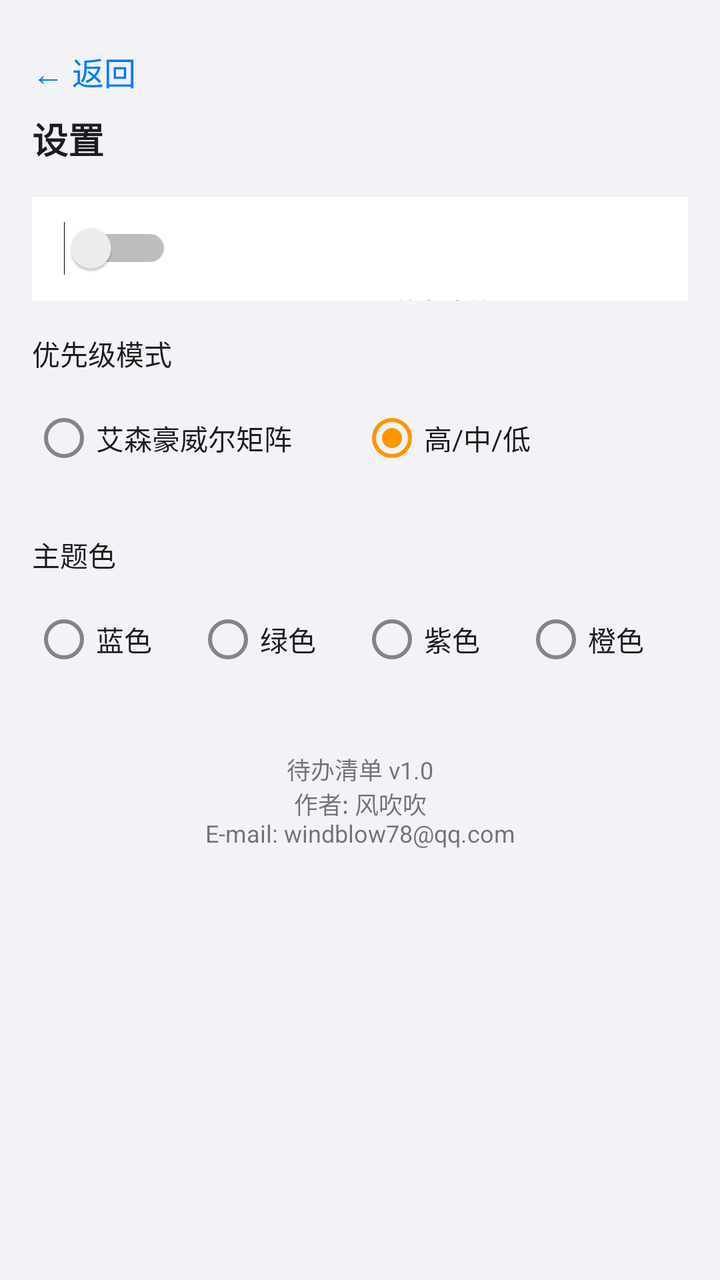
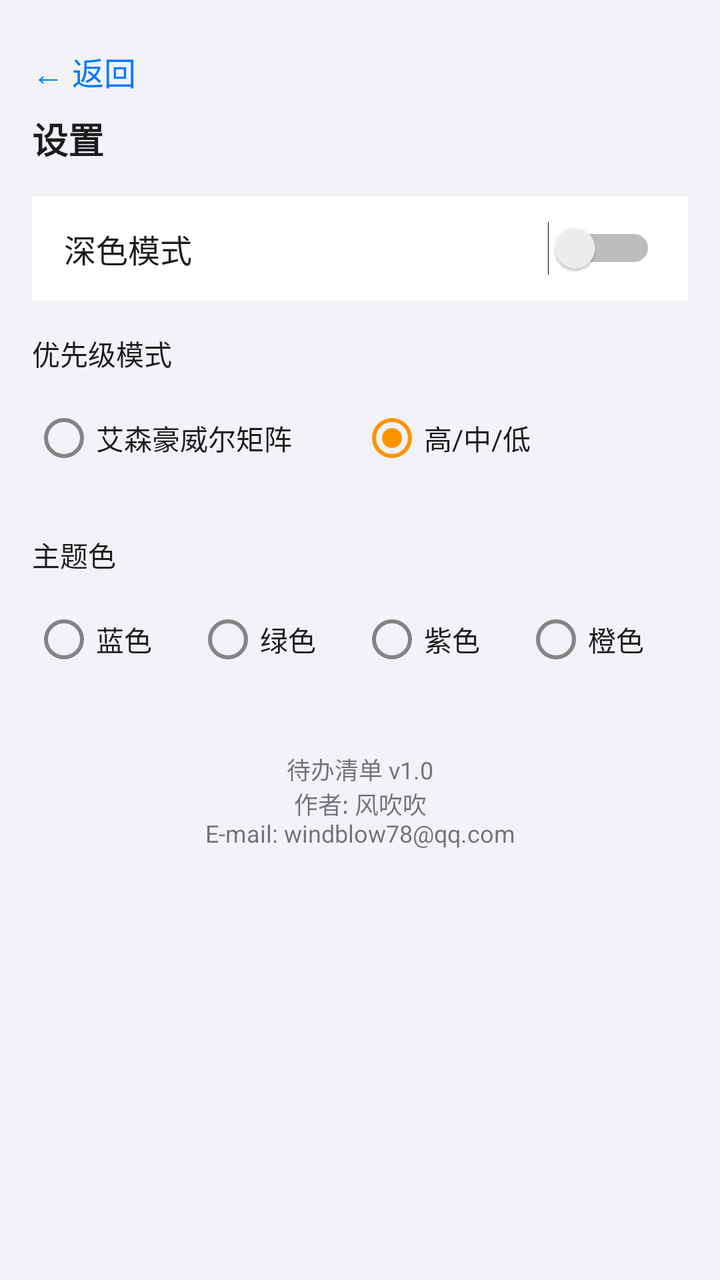

Screens rendered from an Android XML layout before and after an edit, with the pre-edit source and the edit as a unified diff.
<!-- AndroidManifest.xml: application theme Theme.TodoApp -->
<!-- res/layout/activity_settings.xml -->
<?xml version="1.0" encoding="utf-8"?>
<LinearLayout xmlns:android="http://schemas.android.com/apk/res/android"
    android:layout_width="match_parent" android:layout_height="match_parent"
    android:background="?attr/colorBackground"
    android:orientation="vertical" android:padding="16dp">

    <TextView android:id="@+id/backButton"
        android:layout_width="wrap_content" android:layout_height="40dp"
        android:gravity="center_vertical"
        android:text="← 返回" android:textColor="@color/colorPrimary"
        android:textSize="16sp" />

    <TextView android:layout_width="wrap_content" android:layout_height="wrap_content"
        android:text="设置" android:textColor="?attr/colorOnSurface"
        android:textSize="18sp" android:textStyle="bold" />

    <LinearLayout
        android:layout_width="match_parent" android:layout_height="52dp"
        android:layout_marginTop="16dp"
        android:gravity="center_vertical" android:orientation="horizontal"
        android:background="?attr/colorSurface"
        android:paddingHorizontal="16dp">
        <TextView android:layout_width="0dp" android:layout_height="wrap_content"
            android:layout_weight="1" android:text="深色模式"
            android:textColor="?attr/colorOnSurface" android:textSize="16sp" />
        <Switch android:id="@+id/darkModeSwitch"
            android:layout_width="wrap_content" android:layout_height="wrap_content" />
    
    <TextView android:layout_width="match_parent" android:layout_height="wrap_content"
        android:layout_marginTop="32dp" android:gravity="center"
        android:text="待办清单 v1.0\n作者: 风吹吹\nE-mail: windblow78@qq.com"
        android:textColor="?attr/colorOnSurface"
        android:textSize="12sp"
        android:alpha="0.6" />

</LinearLayout>

    
    <TextView android:layout_width="wrap_content" android:layout_height="wrap_content"
        android:layout_marginTop="16dp" android:text="优先级模式"
        android:textColor="?attr/colorOnSurface" android:textSize="14sp" />

    <RadioGroup android:id="@+id/priorityModeGroup"
        android:layout_width="match_parent" android:layout_height="wrap_content"
        android:layout_marginTop="8dp" android:orientation="horizontal">
        <RadioButton android:id="@+id/radioPriorityEisenhower" android:layout_width="0dp"
            android:layout_height="wrap_content" android:layout_weight="1"
            android:text="艾森豪威尔矩阵" android:textColor="?attr/colorOnSurface" />
        <RadioButton android:id="@+id/radioPrioritySimple" android:layout_width="0dp"
            android:layout_height="wrap_content" android:layout_weight="1"
            android:text="高/中/低" android:textColor="?attr/colorOnSurface" android:checked="true" />
    </RadioGroup>

    <TextView android:layout_width="wrap_content" android:layout_height="wrap_content"
        android:layout_marginTop="24dp" android:text="主题色"
        android:textColor="?attr/colorOnSurface" android:textSize="14sp" />

    <RadioGroup android:id="@+id/themeGroup"
        android:layout_width="match_parent" android:layout_height="wrap_content"
        android:layout_marginTop="8dp" android:orientation="horizontal">
        <RadioButton android:id="@+id/radioBlue" android:layout_width="0dp"
            android:layout_height="wrap_content" android:layout_weight="1"
            android:text="蓝色" android:textColor="?attr/colorOnSurface" />
        <RadioButton android:id="@+id/radioGreen" android:layout_width="0dp"
            android:layout_height="wrap_content" android:layout_weight="1"
            android:text="绿色" android:textColor="?attr/colorOnSurface" />
        <RadioButton android:id="@+id/radioPurple" android:layout_width="0dp"
            android:layout_height="wrap_content" android:layout_weight="1"
            android:text="紫色" android:textColor="?attr/colorOnSurface" />
        <RadioButton android:id="@+id/radioOrange" android:layout_width="0dp"
            android:layout_height="wrap_content" android:layout_weight="1"
            android:text="橙色" android:textColor="?attr/colorOnSurface" />
    </RadioGroup>


    <TextView android:layout_width="match_parent" android:layout_height="wrap_content"
        android:layout_marginTop="32dp" android:gravity="center"
        android:text="待办清单 v1.0\n作者: 风吹吹\nE-mail: windblow78@qq.com"
        android:textColor="?attr/colorOnSurface"
        android:textSize="12sp"
        android:alpha="0.6" />

</LinearLayout>
<!-- resources referenced by this layout -->
<resources>
  <color name="colorPrimary">#007AFF</color>
  <style name="Theme.TodoApp" parent="Theme.MaterialComponents.Light.NoActionBar">
          <item name="colorPrimary">@color/colorPrimary</item>
          <item name="colorPrimaryVariant">@color/colorPrimaryDark</item>
          <item name="colorOnPrimary">@android:color/white</item>
          <item name="colorSecondary">@color/colorAccent</item>
          <item name="colorBackground">#F2F2F7</item>
          <item name="colorSurface">@android:color/white</item>
          <item name="colorOnSurface">#1C1C1E</item>
          <item name="android:statusBarColor">@android:color/white</item>
          <item name="android:navigationBarColor">@android:color/white</item>
          <item name="android:windowLightStatusBar">true</item>
      </style>
  <color name="colorPrimaryDark">#0066D6</color>
  <color name="colorAccent">#FF9500</color>
</resources>

<!-- the commit's change to res/layout/activity_settings.xml (unified diff, before → after) -->
@@ -14,6 +14,7 @@
         android:text="设置" android:textColor="?attr/colorOnSurface"
         android:textSize="18sp" android:textStyle="bold" />
 
+    
     <LinearLayout
         android:layout_width="match_parent" android:layout_height="52dp"
         android:layout_marginTop="16dp"
@@ -25,15 +26,7 @@
             android:textColor="?attr/colorOnSurface" android:textSize="16sp" />
         <Switch android:id="@+id/darkModeSwitch"
             android:layout_width="wrap_content" android:layout_height="wrap_content" />
-    
-    <TextView android:layout_width="match_parent" android:layout_height="wrap_content"
-        android:layout_marginTop="32dp" android:gravity="center"
-        android:text="待办清单 v1.0\n作者: 风吹吹\nE-mail: windblow78@qq.com"
-        android:textColor="?attr/colorOnSurface"
-        android:textSize="12sp"
-        android:alpha="0.6" />
-
-</LinearLayout>
+    </LinearLayout>
 
     
     <TextView android:layout_width="wrap_content" android:layout_height="wrap_content"
@@ -51,6 +44,7 @@
             android:text="高/中/低" android:textColor="?attr/colorOnSurface" android:checked="true" />
     </RadioGroup>
 
+    
     <TextView android:layout_width="wrap_content" android:layout_height="wrap_content"
         android:layout_marginTop="24dp" android:text="主题色"
         android:textColor="?attr/colorOnSurface" android:textSize="14sp" />
@@ -72,10 +66,10 @@
             android:text="橙色" android:textColor="?attr/colorOnSurface" />
     </RadioGroup>
 
-
+    
     <TextView android:layout_width="match_parent" android:layout_height="wrap_content"
         android:layout_marginTop="32dp" android:gravity="center"
-        android:text="待办清单 v1.0\n作者: 风吹吹\nE-mail: windblow78@qq.com"
+        android:text="待办清单 v1.0&#10;作者: 风吹吹&#10;E-mail: windblow78@qq.com"
         android:textColor="?attr/colorOnSurface"
         android:textSize="12sp"
         android:alpha="0.6" />
